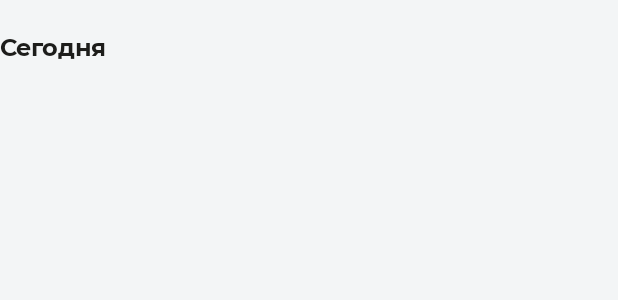
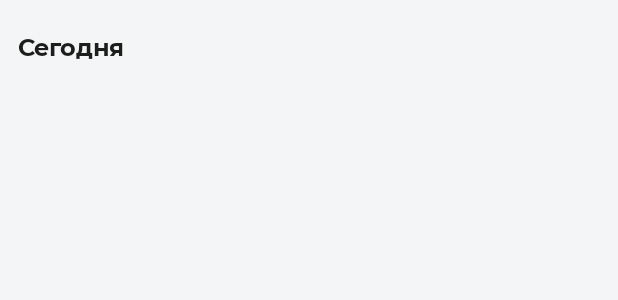
Before and after one commit to AlexeyIgnatev/BankDemoApp, an Android app: the layout item_data.xml on its own in the app's theme, with its tools: preview values and no code run, on a phone screen of 412 x 824 dp. Shown: the top 300 px of the screen. Run offline under Robolectric (Android 15) with nearby library versions, the phone set to English and light mode, and no system bars; network calls fail.

Commit message:
Фикс уведомлений

```diff
--- a/app/src/main/java/com/esom/bank/retrofit/api/ServerApi.kt
+++ b/app/src/main/java/com/esom/bank/retrofit/api/ServerApi.kt
@@ -59,7 +59,7 @@ interface ServerApi {
         @Body sendMessageDto: SendMessageDto
     ): Response<SupportDto>
 
-    @GET("/api/notifications")
+    @GET("/notifications")
     suspend fun getNotifications(
         @Query("skip") skip: Int = 0,
         @Query("take") take: Int = 40
--- a/app/src/main/res/layout/item_data.xml
+++ b/app/src/main/res/layout/item_data.xml
@@ -1,14 +1,14 @@
 <?xml version="1.0" encoding="utf-8"?>
-<TextView
-    android:id="@+id/date"
-    xmlns:android="http://schemas.android.com/apk/res/android"
+<TextView xmlns:android="http://schemas.android.com/apk/res/android"
     xmlns:app="http://schemas.android.com/apk/res-auto"
     xmlns:tools="http://schemas.android.com/tools"
+    android:id="@+id/date"
     android:layout_width="match_parent"
     android:layout_height="wrap_content"
-    tools:text="Сегодня"
+    android:layout_marginTop="@dimen/_20dp"
+    android:fontFamily="@font/mont_bold"
+    android:letterSpacing="-0.01"
+    android:paddingHorizontal="@dimen/_12dp"
     android:textColor="#1D1D1B"
     android:textSize="@dimen/_16sp"
-    android:fontFamily="@font/mont_bold"
-    android:letterSpacing="-0.01"
-    android:layout_marginTop="@dimen/_20dp"/>
+    tools:text="Сегодня" />
--- a/app/src/main/res/layout/item_notification.xml
+++ b/app/src/main/res/layout/item_notification.xml
@@ -4,6 +4,7 @@
     xmlns:app="http://schemas.android.com/apk/res-auto"
     xmlns:tools="http://schemas.android.com/tools"
     android:layout_width="match_parent"
+    android:layout_marginHorizontal="@dimen/_12dp"
     android:layout_height="wrap_content"
     android:layout_marginTop="@dimen/_10dp"
     tools:ignore="MissingConstraints">
```
